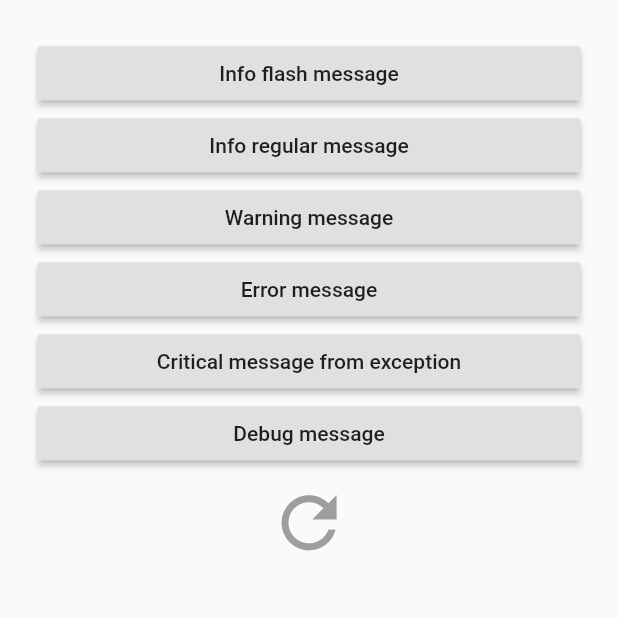
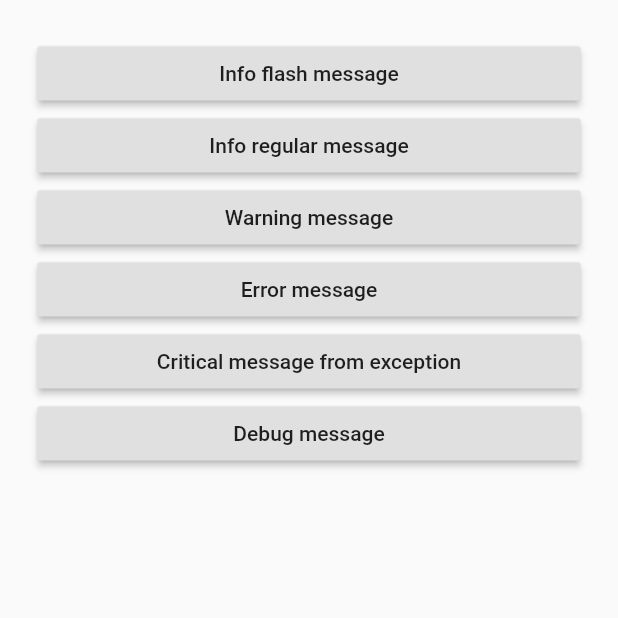
Before and after one commit to synw/err, a Flutter app: the screen it shows after launch, on a phone screen of 412 x 824 dp, the top half of it. Run offline on Flutter 3.47's test engine with Material 2 defaults, Android fonts, the phone set to English and light mode, and no system bars; our stand-ins replace flushbar, fluttertoast.

Commit message:
Minor change in example

```diff
--- a/example/lib/main.dart
+++ b/example/lib/main.dart
@@ -87,13 +87,6 @@ class _MyHomePageState extends State<MyHomePage> {
                         err.show(context);
                       }),
                 ),
-                IconButton(
-                  icon: Icon(Icons.refresh, color: Colors.grey, size: 55.0),
-                  onPressed: () => Navigator.of(context).push(
-                          MaterialPageRoute(builder: (BuildContext context) {
-                        return MyHomePage();
-                      })),
-                )
               ],
             )));
   }
```
